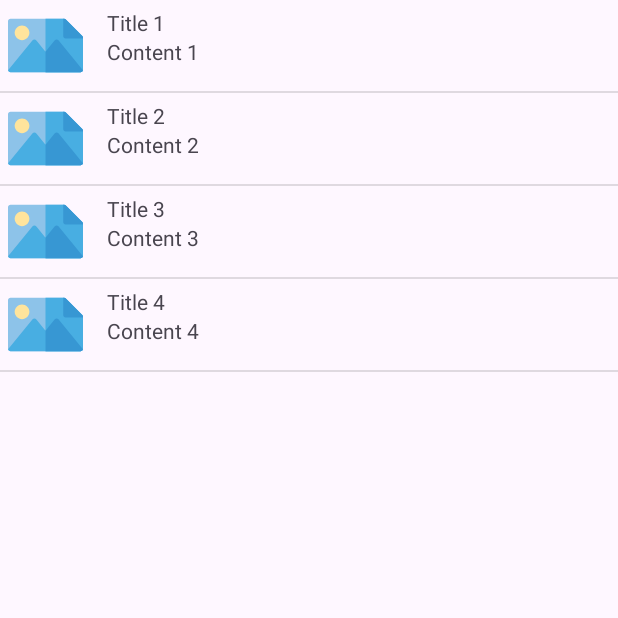
After one commit to fahmihidayah/KalkulatorContoh, an Android app: the ListNameActivity screen opened directly, with no data from a screen before it, on a phone screen of 412 x 824 dp, the top half of it. The commit adds this screen. Run offline under Robolectric (Android 15) with nearby library versions, the phone set to English and light mode, and no system bars; our stand-ins replace data binding.

Commit message:
update list view page

```diff
--- a/app/src/main/AndroidManifest.xml
+++ b/app/src/main/AndroidManifest.xml
@@ -12,6 +12,9 @@
         android:supportsRtl="true"
         android:theme="@style/Theme.SimpleOldApp"
         tools:targetApi="31">
+        <activity
+            android:name=".ListNameActivity"
+            android:exported="false" />
         <activity
             android:name=".SuccessRegistrationActivity"
             android:exported="false" />
--- /dev/null
+++ b/app/src/main/java/com/widsons/simpleoldapp/ListNameActivity.java
@@ -0,0 +1,37 @@
+package com.widsons.simpleoldapp;
+
+import androidx.appcompat.app.AppCompatActivity;
+import androidx.databinding.DataBindingUtil;
+
+import android.os.Bundle;
+import android.widget.ArrayAdapter;
+
+import com.widsons.simpleoldapp.adapter.ArticleAdapter;
+import com.widsons.simpleoldapp.data.Article;
+import com.widsons.simpleoldapp.databinding.ActivityListNameBinding;
+
+public class ListNameActivity extends AppCompatActivity {
+
+    ActivityListNameBinding binding;
+
+    @Override
+    protected void onCreate(Bundle savedInstanceState) {
+        super.onCreate(savedInstanceState);
+        binding = DataBindingUtil.setContentView(this, R.layout.activity_list_name);
+        ArrayAdapter<String> adapter = new ArrayAdapter<>(this, android.R.layout.simple_list_item_1);
+        // add 25 random names
+        for(int i = 0; i < 25; i++) {
+            adapter.add("Jon Doe " + i);
+        }
+        binding.listViewName.setAdapter(new ArticleAdapter(this, new Article[] {
+                new Article("https://go.img/100", "Title 1", "Content 1"),
+
+                new Article("https://go.img/101", "Title 2", "Content 2"),
+
+                new Article("https://go.img/102", "Title 3", "Content 3"),
+
+                new Article("https://go.img/103", "Title 4", "Content 4"),
+
+        }));
+    }
+}
--- a/app/src/main/java/com/widsons/simpleoldapp/MainActivity.java
+++ b/app/src/main/java/com/widsons/simpleoldapp/MainActivity.java
@@ -28,6 +28,11 @@ public class MainActivity extends AppCompatActivity {
         startActivity(intent);
     }
 
+    public void goToListView() {
+        Intent intent = new Intent(this, ListNameActivity.class);
+        startActivity(intent);
+    }
+
 
 
 }
--- /dev/null
+++ b/app/src/main/java/com/widsons/simpleoldapp/adapter/ArticleAdapter.java
@@ -0,0 +1,40 @@
+package com.widsons.simpleoldapp.adapter;
+
+import android.content.Context;
+import android.view.LayoutInflater;
+import android.view.View;
+import android.view.ViewGroup;
+import android.widget.ArrayAdapter;
+import android.widget.TextView;
+
+import androidx.annotation.NonNull;
+import androidx.annotation.Nullable;
+
+import com.widsons.simpleoldapp.R;
+import com.widsons.simpleoldapp.data.Article;
+import com.widsons.simpleoldapp.databinding.ItemArticleBinding;
+
+public class ArticleAdapter extends ArrayAdapter<Article> {
+    public ArticleAdapter(Context context, Article[] articles) {
+        super(context, 0, articles);
+    }
+
+    @NonNull
+    @Override
+    public View getView(int position, @Nullable View convertView, @NonNull ViewGroup parent) {
+        Article article = getItem(position);
+
+        if (convertView == null) {
+            convertView = LayoutInflater.from(getContext()).inflate(com.widsons.simpleoldapp.R.layout.item_article, parent, false);
+        }
+
+        TextView tvName = (TextView) convertView.findViewById(R.id.textViewTitle);
+        TextView tvHome = (TextView) convertView.findViewById(R.id.textViewContent);
+        // Populate the data into the template view using the data object
+        tvName.setText(article.getTitle());
+        tvHome.setText(article.getContent());
+        // Return the completed view to render on screen
+        return convertView;
+
+    }
+}
--- /dev/null
+++ b/app/src/main/java/com/widsons/simpleoldapp/data/Article.java
@@ -0,0 +1,38 @@
+package com.widsons.simpleoldapp.data;
+
+public class Article {
+
+    private String imageUrl;
+    private String title;
+    private String content;
+
+    public Article(String imageUrl, String title, String content) {
+        this.imageUrl = imageUrl;
+        this.title = title;
+        this.content = content;
+    }
+
+    public String getImageUrl() {
+        return imageUrl;
+    }
+
+    public void setImageUrl(String imageUrl) {
+        this.imageUrl = imageUrl;
+    }
+
+    public String getTitle() {
+        return title;
+    }
+
+    public void setTitle(String title) {
+        this.title = title;
+    }
+
+    public String getContent() {
+        return content;
+    }
+
+    public void setContent(String content) {
+        this.content = content;
+    }
+}
--- /dev/null
+++ b/app/src/main/res/drawable/image_place_holder.xml
@@ -0,0 +1,10 @@
+<vector android:autoMirrored="true" android:height="50dp"
+    android:viewportHeight="512" android:viewportWidth="512"
+    android:width="50dp" xmlns:android="http://schemas.android.com/apk/res/android">
+    <path android:fillColor="#8DC3E9" android:pathData="M494.93,438.72H17.07C7.64,438.72 0,431.08 0,421.65V90.35c0,-9.43 7.64,-17.07 17.07,-17.07h365.73c4.53,0 8.87,1.8 12.07,5l112.14,112.14c3.2,3.2 5,7.54 5,12.07v219.16C512,431.08 504.36,438.72 494.93,438.72z"/>
+    <path android:fillColor="#48AEE2" android:pathData="M507,190.42L394.86,78.28c-3.2,-3.2 -7.54,-5 -12.07,-5H256V438.72h238.93c9.43,0 17.07,-7.64 17.07,-17.07V202.49C512,197.96 510.2,193.62 507,190.42z"/>
+    <path android:fillColor="#48AEE2" android:pathData="M511.51,425.63L345.6,221.82c-7.06,-8.67 -20.32,-8.66 -27.37,0L256,298.27l-62.23,-76.45c-7.06,-8.67 -20.31,-8.66 -27.37,0L0.49,425.63c1.79,7.5 8.53,13.09 16.58,13.09h477.87C502.99,438.72 509.72,433.13 511.51,425.63z"/>
+    <path android:fillColor="#FFE49C" android:pathData="M95.78,219.32c-27.72,0 -50.26,-22.55 -50.26,-50.26s22.55,-50.26 50.26,-50.26c27.72,0 50.26,22.55 50.26,50.26C146.04,196.77 123.49,219.32 95.78,219.32z"/>
+    <path android:fillColor="#3797D3" android:pathData="M345.6,221.82c-7.06,-8.67 -20.32,-8.66 -27.37,0L256,298.27V438.72h238.93c8.05,0 14.79,-5.59 16.58,-13.09L345.6,221.82z"/>
+    <path android:fillColor="#3797D3" android:pathData="M394.86,78.28c-3.2,-3.2 -7.54,-5 -12.07,-5h-5.69v117.83c0,9.43 7.64,17.07 17.07,17.07H512v-5.69c0,-4.53 -1.8,-8.87 -5,-12.07L394.86,78.28z"/>
+</vector>
--- /dev/null
+++ b/app/src/main/res/layout/activity_list_name.xml
@@ -0,0 +1,24 @@
+<?xml version="1.0" encoding="utf-8"?>
+<layout xmlns:android="http://schemas.android.com/apk/res/android"
+    xmlns:app="http://schemas.android.com/apk/res-auto"
+    xmlns:tools="http://schemas.android.com/tools">
+
+    <data>
+
+    </data>
+
+    <androidx.constraintlayout.widget.ConstraintLayout
+        android:layout_width="match_parent"
+        android:layout_height="match_parent"
+        tools:context=".ListNameActivity">
+
+        <ListView
+            android:id="@+id/listViewName"
+            android:layout_width="0dp"
+            android:layout_height="0dp"
+            app:layout_constraintBottom_toBottomOf="parent"
+            app:layout_constraintEnd_toEndOf="parent"
+            app:layout_constraintStart_toStartOf="parent"
+            app:layout_constraintTop_toTopOf="parent" />
+    </androidx.constraintlayout.widget.ConstraintLayout>
+</layout>
--- a/app/src/main/res/layout/activity_main.xml
+++ b/app/src/main/res/layout/activity_main.xml
@@ -16,6 +16,8 @@
         android:orientation="vertical"
         android:padding="10dp"
         tools:context=".MainActivity">
+<!--        navbar -->
+
 
         <Button
             android:id="@+id/buttonGoImage"
@@ -31,6 +33,7 @@
             android:text="Go to Register Page" />
 
         <Button
+            android:onClick="@{() -> activity.goToListView()}"
             android:id="@+id/buttonGoListView"
             android:layout_width="match_parent"
             android:layout_height="wrap_content"
--- /dev/null
+++ b/app/src/main/res/layout/item_article.xml
@@ -0,0 +1,43 @@
+<?xml version="1.0" encoding="utf-8"?>
+<layout xmlns:android="http://schemas.android.com/apk/res/android"
+    xmlns:app="http://schemas.android.com/apk/res-auto"
+    xmlns:tools="http://schemas.android.com/tools">
+
+    <data>
+
+    </data>
+
+    <androidx.constraintlayout.widget.ConstraintLayout
+        android:layout_width="match_parent"
+        android:padding="5dp"
+        android:layout_height="wrap_content">
+
+        <ImageView
+            android:id="@+id/imageViewArticle"
+            android:layout_width="wrap_content"
+            android:layout_height="wrap_content"
+            app:layout_constraintStart_toStartOf="parent"
+            app:layout_constraintTop_toTopOf="parent"
+            app:srcCompat="@drawable/image_place_holder" />
+
+        <TextView
+            android:id="@+id/textViewTitle"
+            android:layout_width="0dp"
+            android:layout_height="wrap_content"
+            android:layout_marginStart="16dp"
+            android:text="Title"
+            app:layout_constraintEnd_toEndOf="parent"
+            app:layout_constraintStart_toEndOf="@+id/imageViewArticle"
+            app:layout_constraintTop_toTopOf="parent" />
+
+        <TextView
+            android:id="@+id/textViewContent"
+            android:layout_width="0dp"
+            android:layout_height="wrap_content"
+            android:layout_marginStart="16dp"
+            android:text="Content"
+            app:layout_constraintEnd_toEndOf="parent"
+            app:layout_constraintStart_toEndOf="@+id/imageViewArticle"
+            app:layout_constraintTop_toBottomOf="@+id/textViewTitle" />
+    </androidx.constraintlayout.widget.ConstraintLayout>
+</layout>
```
